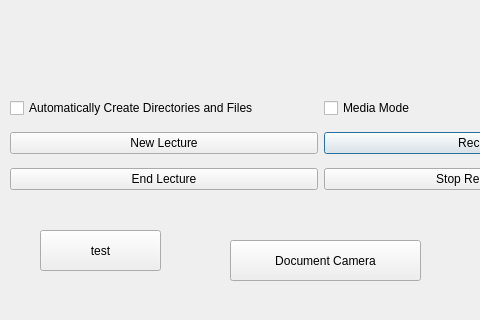
Before: the Qt Designer form tcc_gui/tcc_gui/maindialog.ui in raquelrasia/tcc, drawn with Qt 5; both pictures show x 0 to 480 and y 160 to 480 of the 640 by 480 pixel window.
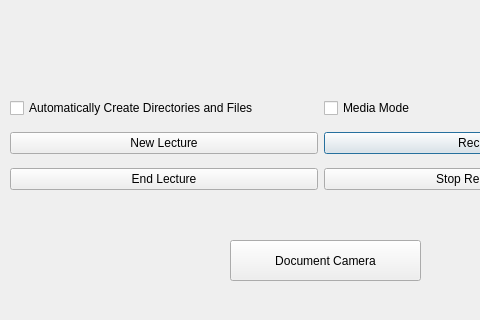
After: the same form once the commit is applied.

What changed in the file:
```diff
--- a/tcc_gui/tcc_gui/maindialog.ui
+++ b/tcc_gui/tcc_gui/maindialog.ui
@@ -93,19 +93,6 @@
     <string>Document Camera</string>
    </property>
   </widget>
-  <widget class="QPushButton" name="pushButton_6">
-   <property name="geometry">
-    <rect>
-     <x>40</x>
-     <y>390</y>
-     <width>121</width>
-     <height>41</height>
-    </rect>
-   </property>
-   <property name="text">
-    <string>test</string>
-   </property>
-  </widget>
  </widget>
  <resources/>
  <connections/>
```
